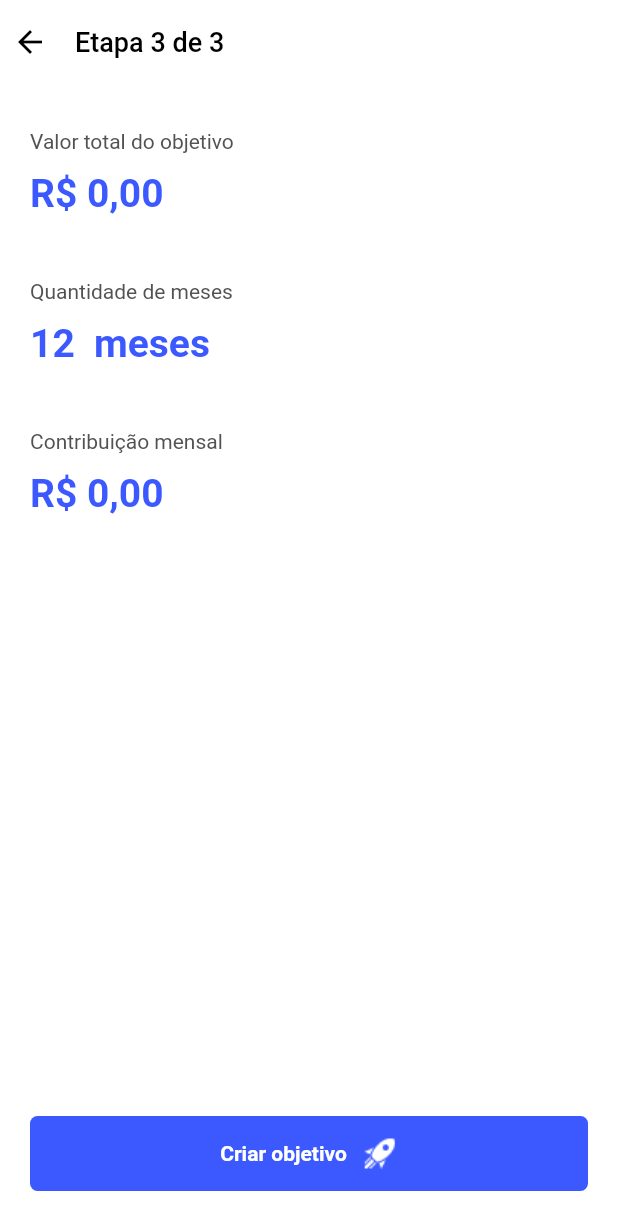
After one commit to jpssantiago/cofrinho_digital, a Flutter app: the GoalDetailsPage screen opened by its route, on a phone screen of 412 x 824 dp. The commit adds this screen. Shown: the top 1230 px of the screen. Run offline on Flutter 3.47's test engine with Material 2 defaults, Android fonts, the phone set to English and light mode, and no system bars; our stand-ins replace extended_masked_text, sqflite; accounts and stored records are empty.

Commit message:
Adicionado 1a versão da página de adicionar objetivo.

```diff
--- a/lib/main.dart
+++ b/lib/main.dart
@@ -11,6 +11,7 @@ import 'pages/profile/profile_page.dart';
 import 'pages/edit_profile/edit_profile_page.dart';
 import 'pages/add_goal/select_goal_type_page.dart';
 import 'pages/add_goal/goal_name_page.dart';
+import 'pages/add_goal/goal_details_page.dart';
 
 void main() async {
   WidgetsFlutterBinding.ensureInitialized();
@@ -34,6 +35,7 @@ class MyApp extends StatelessWidget {
           '/edit_profile': (context) => const EditProfilePage(),
           '/select_goal_type': (context) => const SelectGoalTypePage(),
           '/goal_name': (context) => const GoalNamePage(),
+          '/goal_details': (context) => const GoalDetailsPage(),
         },
         initialRoute: '/welcome',
         theme: _buildTheme(),
--- /dev/null
+++ b/lib/pages/add_goal/goal_details_page.dart
@@ -0,0 +1,186 @@
+import 'package:flutter/material.dart';
+import 'package:extended_masked_text/extended_masked_text.dart';
+
+import '/widgets/custom_app_bar.dart';
+
+class GoalDetailsPage extends StatefulWidget {
+  const GoalDetailsPage({Key? key}) : super(key: key);
+
+  @override
+  State<GoalDetailsPage> createState() => _GoalDetailsPageState();
+}
+
+class _GoalDetailsPageState extends State<GoalDetailsPage> {
+  bool _loading = false;
+
+  @override
+  Widget build(BuildContext context) {
+    final _key = GlobalKey<FormState>();
+
+    final _goalController = MoneyMaskedTextController(
+      leftSymbol: 'R\$ ',
+      initialValue: 0,
+    );
+
+    final _monthsController = TextEditingController(
+      text: '12',
+    );
+
+    final _monthlyValueController = MoneyMaskedTextController(
+      leftSymbol: 'R\$ ',
+      initialValue: 0,
+    );
+
+    Widget _buildSection({required String title, required Widget child}) {
+      Widget _buildTitle() {
+        return Text(
+          title,
+          style: const TextStyle(
+            fontSize: 14,
+            color: Color(0xFF525252),
+          ),
+        );
+      }
+
+      return Padding(
+        padding: const EdgeInsets.only(left: 20, top: 30, right: 20),
+        child: Column(
+          crossAxisAlignment: CrossAxisAlignment.start,
+          children: [
+            _buildTitle(),
+            child,
+          ],
+        ),
+      );
+    }
+
+    // TODO: Adicionar validação nesses inputs.
+    Widget _buildInput({
+      required var controller,
+      TextInputType? keyboardType,
+      double? width,
+      String? suffix,
+    }) {
+      return IntrinsicWidth(
+        stepWidth: 10,
+        child: TextFormField(
+          controller: controller,
+          decoration: InputDecoration(
+            border: InputBorder.none,
+            suffixText: suffix ?? '',
+            suffixStyle: TextStyle(
+              fontSize: 26,
+              fontWeight: FontWeight.bold,
+              color: Theme.of(context).primaryColor,
+            ),
+          ),
+          style: TextStyle(
+            fontSize: 26,
+            fontWeight: FontWeight.bold,
+            color: Theme.of(context).primaryColor,
+          ),
+          keyboardType: TextInputType.text,
+        ),
+      );
+    }
+
+    Widget _buildButton() {
+      void handleSubmit() {
+        if (_loading) return;
+
+        setState(() {
+          _loading = true;
+        });
+
+        Future.delayed(const Duration(seconds: 2), () {
+          setState(() {
+            _loading = false;
+          });
+        });
+      }
+
+      Widget _buildRow() {
+        return Row(
+          mainAxisAlignment: MainAxisAlignment.center,
+          children: [
+            const Text(
+              'Criar objetivo',
+              style: TextStyle(
+                fontSize: 14,
+                fontWeight: FontWeight.bold,
+                color: Colors.white,
+              ),
+            ),
+            const SizedBox(width: 10),
+            Image.asset('assets/icons/rocket.png', width: 24, height: 24),
+          ],
+        );
+      }
+
+      Widget _buildLoading() {
+        return const Center(
+          child: SizedBox(
+            width: 24,
+            height: 24,
+            child: CircularProgressIndicator(
+              color: Colors.white,
+            ),
+          ),
+        );
+      }
+
+      return Padding(
+        padding: const EdgeInsets.symmetric(horizontal: 20, vertical: 30),
+        child: GestureDetector(
+          onTap: handleSubmit,
+          child: Container(
+            height: 50,
+            decoration: BoxDecoration(
+              color: Theme.of(context).primaryColor,
+              borderRadius: BorderRadius.circular(5),
+            ),
+            child: _loading ? _buildLoading() : _buildRow(),
+          ),
+        ),
+      );
+    }
+
+    return Scaffold(
+      appBar: CustomAppBar.buildWhiteAppBar(title: 'Etapa 3 de 3'),
+      body: Container(
+        color: Colors.white,
+        child: Form(
+          key: _key,
+          child: Column(
+            crossAxisAlignment: CrossAxisAlignment.start,
+            children: [
+              _buildSection(
+                title: 'Valor total do objetivo',
+                child: _buildInput(controller: _goalController),
+              ),
+              _buildSection(
+                title: 'Quantidade de meses',
+                child: Row(
+                  children: [
+                    _buildInput(
+                      controller: _monthsController,
+                      keyboardType: TextInputType.number,
+                      width: 120,
+                      suffix: 'meses',
+                    ),
+                  ],
+                ),
+              ),
+              _buildSection(
+                title: 'Contribuição mensal',
+                child: _buildInput(controller: _monthlyValueController),
+              ),
+              const Spacer(),
+              _buildButton(),
+            ],
+          ),
+        ),
+      ),
+    );
+  }
+}
--- a/lib/pages/add_goal/goal_name_page.dart
+++ b/lib/pages/add_goal/goal_name_page.dart
@@ -2,6 +2,7 @@ import 'package:flutter/material.dart';
 
 import '/widgets/custom_app_bar.dart';
 import '/models/goal_category_model.dart';
+import '/utils/snackbar_utils.dart';
 
 class GoalNamePage extends StatelessWidget {
   const GoalNamePage({Key? key}) : super(key: key);
@@ -72,10 +73,19 @@ class GoalNamePage extends StatelessWidget {
       void handleSubmit() {
         String name = _controller.text;
         if (name.trim().isEmpty) {
-          return; // TODO: Alertar que não pode ser vázio.
+          SnackbarUtils.showMessage(
+            context: context,
+            message: 'O nome do objetivo não pode ser vazio.',
+          );
+          return;
         }
 
-        // TODO: Redirecionar para a etapa final.
+        category.name = name;
+
+        Navigator.of(context).pushNamed(
+          '/goal_details',
+          arguments: category,
+        );
       }
 
       return Padding(
--- a/pubspec.yaml
+++ b/pubspec.yaml
@@ -38,6 +38,7 @@ dependencies:
   sqflite: ^2.0.0+3
   path: ^1.8.0
   intl: ^0.17.0
+  extended_masked_text: ^2.2.1
 
 dev_dependencies:
   flutter_test:
```
Also changed, not shown: pubspec.lock.
